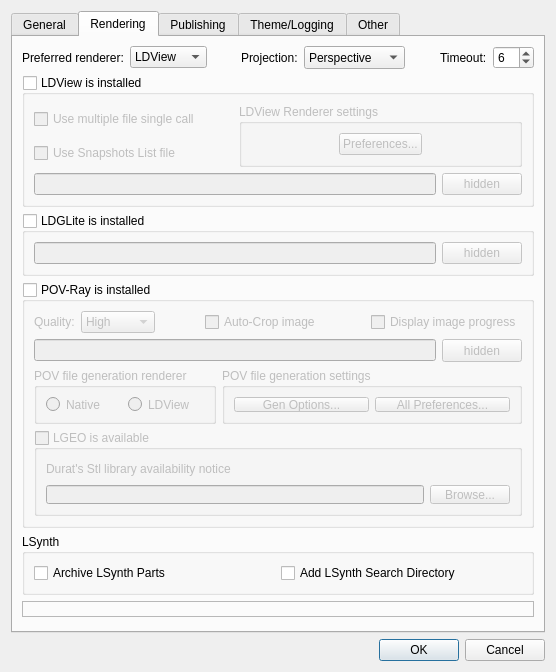
trevorsandy/lpub3d-ci, file mainApp/preferences.ui: the form before one commit.
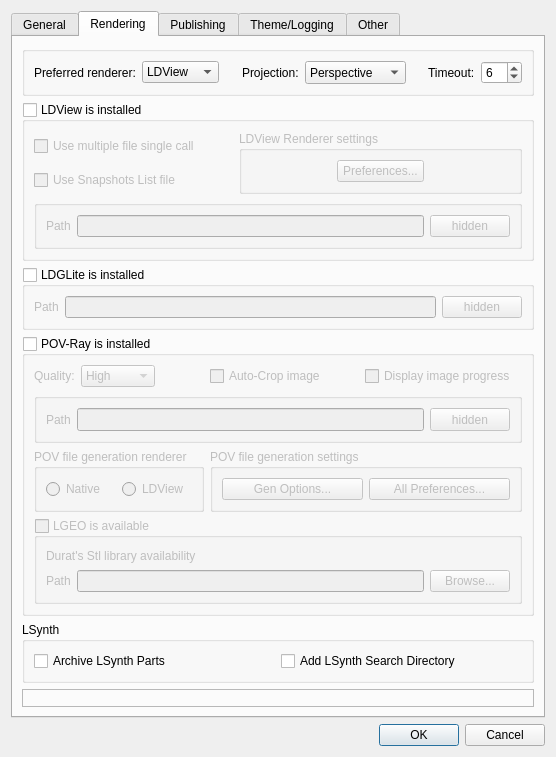
The form after the commit. The open tabs and pages were chosen to show the change. Icons and pictures are not drawn.

Commit message: Fix preference panel default size on macOS #401

```diff
--- a/mainApp/preferences.ui
+++ b/mainApp/preferences.ui
@@ -8,11 +8,11 @@
     <x>0</x>
     <y>0</y>
     <width>508</width>
-    <height>635</height>
+    <height>705</height>
    </rect>
   </property>
   <property name="sizePolicy">
-   <sizepolicy hsizetype="Preferred" vsizetype="Preferred">
+   <sizepolicy hsizetype="Preferred" vsizetype="Minimum">
     <horstretch>0</horstretch>
     <verstretch>0</verstretch>
    </sizepolicy>
@@ -23,11 +23,21 @@
   <property name="sizeGripEnabled">
    <bool>false</bool>
   </property>
-  <layout class="QVBoxLayout" name="verticalLayout_16">
-   <item>
+  <layout class="QGridLayout" name="gridLayout_14">
+   <item row="1" column="0">
+    <widget class="QDialogButtonBox" name="buttonBox">
+     <property name="orientation">
+      <enum>Qt::Horizontal</enum>
+     </property>
+     <property name="standardButtons">
+      <set>QDialogButtonBox::Cancel|QDialogButtonBox::Ok</set>
+     </property>
+    </widget>
+   </item>
+   <item row="0" column="0">
     <widget class="QTabWidget" name="preferencesTabWidget">
      <property name="sizePolicy">
-      <sizepolicy hsizetype="Preferred" vsizetype="Preferred">
+      <sizepolicy hsizetype="Preferred" vsizetype="Minimum">
        <horstretch>0</horstretch>
        <verstretch>0</verstretch>
       </sizepolicy>
@@ -39,7 +49,7 @@
       </size>
      </property>
      <property name="currentIndex">
-      <number>0</number>
+      <number>1</number>
      </property>
      <widget class="QWidget" name="tabGeneral">
       <attribute name="title">
@@ -76,6 +86,12 @@
           </item>
           <item>
            <widget class="QLineEdit" name="ldrawLibPathEdit">
+            <property name="sizePolicy">
+             <sizepolicy hsizetype="Expanding" vsizetype="Minimum">
+              <horstretch>0</horstretch>
+              <verstretch>0</verstretch>
+             </sizepolicy>
+            </property>
             <property name="minimumSize">
              <size>
               <width>200</width>
@@ -86,6 +102,12 @@
           </item>
           <item>
            <widget class="QPushButton" name="browseLDraw">
+            <property name="sizePolicy">
+             <sizepolicy hsizetype="Minimum" vsizetype="Minimum">
+              <horstretch>0</horstretch>
+              <verstretch>0</verstretch>
+             </sizepolicy>
+            </property>
             <property name="toolTip">
              <string>Use directory dialog to find LDraw directory</string>
             </property>
@@ -129,7 +151,14 @@
            </widget>
           </item>
           <item>
-           <widget class="QLineEdit" name="altLDConfigPath"/>
+           <widget class="QLineEdit" name="altLDConfigPath">
+            <property name="sizePolicy">
+             <sizepolicy hsizetype="Expanding" vsizetype="Minimum">
+              <horstretch>0</horstretch>
+              <verstretch>0</verstretch>
+             </sizepolicy>
+            </property>
+           </widget>
           </item>
           <item>
            <widget class="QPushButton" name="browseAltLDConfig">
@@ -295,7 +324,7 @@
                <bool>false</bool>
               </property>
               <property name="sizePolicy">
-               <sizepolicy hsizetype="Preferred" vsizetype="Preferred">
+               <sizepolicy hsizetype="Preferred" vsizetype="Minimum">
                 <horstretch>0</horstretch>
                 <verstretch>0</verstretch>
                </sizepolicy>
@@ -413,7 +442,7 @@
                <bool>false</bool>
               </property>
               <property name="sizePolicy">
-               <sizepolicy hsizetype="Preferred" vsizetype="Preferred">
+               <sizepolicy hsizetype="Preferred" vsizetype="Minimum">
                 <horstretch>0</horstretch>
                 <verstretch>0</verstretch>
                </sizepolicy>
@@ -468,7 +497,7 @@
             <bool>true</bool>
            </property>
            <property name="sizePolicy">
-            <sizepolicy hsizetype="Preferred" vsizetype="Preferred">
+            <sizepolicy hsizetype="Preferred" vsizetype="Minimum">
              <horstretch>0</horstretch>
              <verstretch>0</verstretch>
             </sizepolicy>
@@ -642,7 +671,7 @@
          <item row="1" column="1">
           <widget class="QGroupBox" name="imageMatteBox">
            <property name="sizePolicy">
-            <sizepolicy hsizetype="Preferred" vsizetype="Preferred">
+            <sizepolicy hsizetype="Preferred" vsizetype="Minimum">
              <horstretch>0</horstretch>
              <verstretch>0</verstretch>
             </sizepolicy>
@@ -712,12 +741,18 @@
           <item>
            <widget class="QLabel" name="label_5">
             <property name="text">
-             <string>Name</string>
+             <string>Path</string>
             </property>
            </widget>
           </item>
           <item>
            <widget class="QLineEdit" name="pliControlEdit">
+            <property name="sizePolicy">
+             <sizepolicy hsizetype="Expanding" vsizetype="Minimum">
+              <horstretch>0</horstretch>
+              <verstretch>0</verstretch>
+             </sizepolicy>
+            </property>
             <property name="minimumSize">
              <size>
               <width>200</width>
@@ -728,6 +763,12 @@
           </item>
           <item>
            <widget class="QPushButton" name="browsePli">
+            <property name="sizePolicy">
+             <sizepolicy hsizetype="Minimum" vsizetype="Minimum">
+              <horstretch>0</horstretch>
+              <verstretch>0</verstretch>
+             </sizepolicy>
+            </property>
             <property name="toolTip">
              <string>Use directory dialog to find the PLI file</string>
             </property>
@@ -828,6 +869,12 @@
            <layout class="QHBoxLayout" name="horizontalLayout_18">
             <item>
              <widget class="QPushButton" name="optionsButton">
+              <property name="sizePolicy">
+               <sizepolicy hsizetype="Minimum" vsizetype="Minimum">
+                <horstretch>0</horstretch>
+                <verstretch>0</verstretch>
+               </sizepolicy>
+              </property>
               <property name="text">
                <string>Options...</string>
               </property>
@@ -857,8 +904,18 @@
       <attribute name="title">
        <string>Rendering</string>
       </attribute>
-      <layout class="QVBoxLayout" name="verticalLayout_3">
+      <layout class="QVBoxLayout" name="verticalLayout">
        <item>
+        <widget class="QGroupBox" name="groupBox_3">
+         <property name="sizePolicy">
+          <sizepolicy hsizetype="Preferred" vsizetype="Minimum">
+           <horstretch>0</horstretch>
+           <verstretch>0</verstretch>
+          </sizepolicy>
+         </property>
+         <property name="title">
+          <string/>
+         </property>
         <layout class="QHBoxLayout" name="horizontalLayout_7">
          <item>
           <widget class="QLabel" name="label_4">
@@ -899,7 +956,7 @@
            </property>
            <property name="sizeHint" stdset="0">
             <size>
-             <width>40</width>
+              <width>5</width>
              <height>20</height>
             </size>
            </property>
@@ -939,7 +996,7 @@
            </property>
            <property name="sizeHint" stdset="0">
             <size>
-             <width>40</width>
+              <width>5</width>
              <height>20</height>
             </size>
            </property>
@@ -978,6 +1035,7 @@
           </widget>
          </item>
         </layout>
+        </widget>
        </item>
        <item>
         <widget class="QGroupBox" name="ldviewBox">
@@ -1003,7 +1061,7 @@
           <bool>false</bool>
          </property>
          <layout class="QGridLayout" name="gridLayout_10">
-          <item row="0" column="0">
+          <item row="1" column="1">
            <widget class="QCheckBox" name="ldviewSingleCall_Chk">
             <property name="minimumSize">
              <size>
@@ -1022,7 +1080,20 @@
             </property>
            </widget>
           </item>
-          <item row="0" column="1" rowspan="2">
+          <item row="2" column="1">
+           <widget class="QCheckBox" name="ldviewSnaphsotsList_Chk">
+            <property name="toolTip">
+             <string>Consolidate render files as a single list appended to the LDView command</string>
+            </property>
+            <property name="statusTip">
+             <string>Consolidate render files as a single list appended to the LDView command.</string>
+            </property>
+            <property name="text">
+             <string>Use Snapshots List file</string>
+            </property>
+           </widget>
+          </item>
+          <item row="1" column="2" rowspan="2" colspan="2">
            <widget class="QGroupBox" name="ldvSettingsBox">
             <property name="title">
              <string>LDView Renderer settings</string>
@@ -1035,7 +1106,7 @@
                </property>
                <property name="sizeHint" stdset="0">
                 <size>
-                 <width>82</width>
+                 <width>40</width>
                  <height>20</height>
                 </size>
                </property>
@@ -1043,6 +1114,12 @@
              </item>
              <item>
               <widget class="QPushButton" name="ldvPreferencesBtn">
+               <property name="sizePolicy">
+                <sizepolicy hsizetype="MinimumExpanding" vsizetype="Minimum">
+                 <horstretch>0</horstretch>
+                 <verstretch>0</verstretch>
+                </sizepolicy>
+               </property>
                <property name="toolTip">
                 <string>Open Native POV options dialogue</string>
                </property>
@@ -1058,7 +1135,7 @@
                </property>
                <property name="sizeHint" stdset="0">
                 <size>
-                 <width>82</width>
+                 <width>40</width>
                  <height>20</height>
                 </size>
                </property>
@@ -1067,25 +1144,29 @@
             </layout>
            </widget>
           </item>
-          <item row="1" column="0">
-           <widget class="QCheckBox" name="ldviewSnaphsotsList_Chk">
-            <property name="toolTip">
-             <string>Consolidate render files as a single list appended to the LDView command</string>
+          <item row="4" column="1" rowspan="3" colspan="3">
+           <widget class="QGroupBox" name="groupBox_5">
+            <property name="sizePolicy">
+             <sizepolicy hsizetype="Preferred" vsizetype="Minimum">
+              <horstretch>0</horstretch>
+              <verstretch>0</verstretch>
+             </sizepolicy>
             </property>
-            <property name="statusTip">
-             <string>Consolidate render files as a single list appended to the LDView command.</string>
+            <property name="title">
+             <string/>
             </property>
+            <layout class="QHBoxLayout" name="horizontalLayout_20">
+             <item>
+              <widget class="QLabel" name="label_21">
             <property name="text">
-             <string>Use Snapshots List file</string>
+                <string>Path</string>
             </property>
            </widget>
           </item>
-          <item row="2" column="0" colspan="2">
-           <layout class="QHBoxLayout" name="horizontalLayout_26">
             <item>
              <widget class="QLineEdit" name="ldviewPath">
               <property name="sizePolicy">
-               <sizepolicy hsizetype="MinimumExpanding" vsizetype="Fixed">
+                <sizepolicy hsizetype="MinimumExpanding" vsizetype="Minimum">
                 <horstretch>0</horstretch>
                 <verstretch>0</verstretch>
                </sizepolicy>
@@ -1095,7 +1176,7 @@
             <item>
              <widget class="QPushButton" name="browseLDView">
               <property name="sizePolicy">
-               <sizepolicy hsizetype="Preferred" vsizetype="Fixed">
+                <sizepolicy hsizetype="Preferred" vsizetype="Minimum">
                 <horstretch>0</horstretch>
                 <verstretch>0</verstretch>
                </sizepolicy>
@@ -1106,6 +1187,7 @@
              </widget>
             </item>
            </layout>
+           </widget>
           </item>
          </layout>
         </widget>
@@ -1113,7 +1195,7 @@
        <item>
         <widget class="QGroupBox" name="ldgliteBox">
          <property name="sizePolicy">
-          <sizepolicy hsizetype="Preferred" vsizetype="Preferred">
+          <sizepolicy hsizetype="Preferred" vsizetype="Maximum">
            <horstretch>0</horstretch>
            <verstretch>0</verstretch>
           </sizepolicy>
@@ -1128,10 +1210,33 @@
           <bool>false</bool>
          </property>
          <layout class="QHBoxLayout" name="horizontalLayout_25">
+          <item>
+           <spacer name="horizontalSpacer_11">
+            <property name="orientation">
+             <enum>Qt::Horizontal</enum>
+            </property>
+            <property name="sizeType">
+             <enum>QSizePolicy::Fixed</enum>
+            </property>
+            <property name="sizeHint" stdset="0">
+             <size>
+              <width>0</width>
+              <height>0</height>
+             </size>
+            </property>
+           </spacer>
+          </item>
+          <item>
+           <widget class="QLabel" name="label_22">
+            <property name="text">
+             <string>Path</string>
+            </property>
+           </widget>
+          </item>
           <item>
            <widget class="QLineEdit" name="ldglitePath">
             <property name="sizePolicy">
-             <sizepolicy hsizetype="MinimumExpanding" vsizetype="Fixed">
+             <sizepolicy hsizetype="MinimumExpanding" vsizetype="Minimum">
               <horstretch>0</horstretch>
               <verstretch>0</verstretch>
              </sizepolicy>
@@ -1140,18 +1245,40 @@
           </item>
           <item>
            <widget class="QPushButton" name="browseLDGLite">
+            <property name="sizePolicy">
+             <sizepolicy hsizetype="Minimum" vsizetype="Minimum">
+              <horstretch>0</horstretch>
+              <verstretch>0</verstretch>
+             </sizepolicy>
+            </property>
             <property name="text">
              <string>hidden</string>
             </property>
            </widget>
           </item>
+          <item>
+           <spacer name="horizontalSpacer_21">
+            <property name="orientation">
+             <enum>Qt::Horizontal</enum>
+            </property>
+            <property name="sizeType">
+             <enum>QSizePolicy::Fixed</enum>
+            </property>
+            <property name="sizeHint" stdset="0">
+             <size>
+              <width>0</width>
+              <height>0</height>
+             </size>
+            </property>
+           </spacer>
+          </item>
          </layout>
         </widget>
        </item>
        <item>
         <widget class="QGroupBox" name="POVRayBox">
          <property name="sizePolicy">
-          <sizepolicy hsizetype="Preferred" vsizetype="Preferred">
+          <sizepolicy hsizetype="Preferred" vsizetype="Minimum">
            <horstretch>0</horstretch>
            <verstretch>0</verstretch>
           </sizepolicy>
@@ -1171,17 +1298,15 @@
          <property name="checked">
           <bool>false</bool>
          </property>
-         <layout class="QVBoxLayout" name="verticalLayout_2">
-          <item>
-           <layout class="QHBoxLayout" name="horizontalLayout_17">
-            <item>
+         <layout class="QGridLayout" name="gridLayout_11">
+          <item row="0" column="0">
              <widget class="QLabel" name="label_2">
               <property name="text">
                <string>Quality:</string>
               </property>
              </widget>
             </item>
-            <item>
+          <item row="0" column="1">
              <widget class="QComboBox" name="povrayRenderQualityCombo">
               <property name="toolTip">
                <string>Select render quality settings</string>
@@ -1203,20 +1328,20 @@
               </item>
              </widget>
             </item>
-            <item>
+          <item row="0" column="2">
              <spacer name="horizontalSpacer_18">
               <property name="orientation">
                <enum>Qt::Horizontal</enum>
               </property>
               <property name="sizeHint" stdset="0">
                <size>
-                <width>40</width>
+              <width>102</width>
                 <height>20</height>
                </size>
               </property>
              </spacer>
             </item>
-            <item>
+          <item row="0" column="3">
              <widget class="QCheckBox" name="povrayAutoCropBox">
               <property name="toolTip">
                <string>Automatically crop rendered images</string>
@@ -1226,20 +1351,20 @@
               </property>
              </widget>
             </item>
-            <item>
+          <item row="0" column="4">
              <spacer name="horizontalSpacer_10">
               <property name="orientation">
                <enum>Qt::Horizontal</enum>
               </property>
               <property name="sizeHint" stdset="0">
                <size>
-                <width>40</width>
+              <width>85</width>
                 <height>20</height>
                </size>
               </property>
              </spacer>
             </item>
-            <item>
+          <item row="0" column="5">
              <widget class="QCheckBox" name="povrayDisplay_Chk">
               <property name="toolTip">
                <string>Display image during rendering (Experimental)</string>
@@ -1252,47 +1377,23 @@
               </property>
              </widget>
             </item>
-           </layout>
-          </item>
-          <item>
-           <layout class="QHBoxLayout" name="horizontalLayout_24">
-            <item>
-             <widget class="QLineEdit" name="povrayPath">
-              <property name="sizePolicy">
-               <sizepolicy hsizetype="MinimumExpanding" vsizetype="Fixed">
-                <horstretch>0</horstretch>
-                <verstretch>0</verstretch>
-               </sizepolicy>
-              </property>
-             </widget>
-            </item>
-            <item>
-             <widget class="QPushButton" name="browsePOVRAY">
-              <property name="sizePolicy">
-               <sizepolicy hsizetype="Minimum" vsizetype="Minimum">
-                <horstretch>0</horstretch>
-                <verstretch>0</verstretch>
-               </sizepolicy>
-              </property>
-              <property name="minimumSize">
+          <item row="0" column="6">
+           <spacer name="horizontalSpacer_22">
+            <property name="orientation">
+             <enum>Qt::Horizontal</enum>
+            </property>
+            <property name="sizeHint" stdset="0">
                <size>
-                <width>20</width>
-                <height>23</height>
-               </size>
-              </property>
-              <property name="text">
-               <string>hidden</string>
-              </property>
-             </widget>
-            </item>
-           </layout>
-          </item>
-          <item>
-           <layout class="QHBoxLayout" name="horizontalLayout_27">
-            <item>
+              <width>40</width>
+              <height>20</height>
+             </size>
+            </property>
+           </spacer>
+          </item>
+          <item row="2" column="0" colspan="3">
              <widget class="QGroupBox" name="povNativeGenBox">
               <property name="sizePolicy">
-               <sizepolicy hsizetype="Fixed" vsizetype="Preferred">
+             <sizepolicy hsizetype="MinimumExpanding" vsizetype="Minimum">
                 <horstretch>0</horstretch>
                 <verstretch>0</verstretch>
                </sizepolicy>
@@ -1309,7 +1410,7 @@
               <property name="title">
                <string>POV file generation renderer</string>
               </property>
-              <layout class="QHBoxLayout" name="horizontalLayout_21">
+            <layout class="QHBoxLayout" name="horizontalLayout_19">
                <item>
                 <widget class="QRadioButton" name="povGenNativeRadio">
                  <property name="text">
@@ -1327,10 +1428,55 @@
               </layout>
              </widget>
             </item>
+          <item row="1" column="0" colspan="7">
+           <widget class="QGroupBox" name="groupBox_4">
+            <property name="title">
+             <string/>
+            </property>
+            <layout class="QHBoxLayout" name="horizontalLayout_17">
             <item>
+              <widget class="QLabel" name="label_23">
+               <property name="text">
+                <string>Path</string>
+               </property>
+              </widget>
+             </item>
+             <item>
+              <widget class="QLineEdit" name="povrayPath">
+               <property name="sizePolicy">
+                <sizepolicy hsizetype="MinimumExpanding" vsizetype="Minimum">
+                 <horstretch>0</horstretch>
+                 <verstretch>0</verstretch>
+                </sizepolicy>
+               </property>
+              </widget>
+             </item>
+             <item>
+              <widget class="QPushButton" name="browsePOVRAY">
+               <property name="sizePolicy">
+                <sizepolicy hsizetype="Minimum" vsizetype="Minimum">
+                 <horstretch>0</horstretch>
+                 <verstretch>0</verstretch>
+                </sizepolicy>
+               </property>
+               <property name="minimumSize">
+                <size>
+                 <width>20</width>
+                 <height>23</height>
+                </size>
+               </property>
+               <property name="text">
+                <string>hidden</string>
+               </property>
+              </widget>
+             </item>
+            </layout>
+           </widget>
+          </item>
+          <item row="2" column="3" colspan="4">
              <widget class="QGroupBox" name="ldvPOVSettingsBox">
               <property name="sizePolicy">
-               <sizepolicy hsizetype="MinimumExpanding" vsizetype="Preferred">
+             <sizepolicy hsizetype="MinimumExpanding" vsizetype="Minimum">
                 <horstretch>0</horstretch>
                 <verstretch>0</verstretch>
                </sizepolicy>
@@ -1344,9 +1490,15 @@
               <property name="title">
                <string>POV file generation settings</string>
               </property>
-              <layout class="QHBoxLayout" name="horizontalLayout_19">
+            <layout class="QHBoxLayout" name="horizontalLayout_4">
                <item>
                 <widget class="QPushButton" name="ldvPoVFileGenOptBtn">
+               <property name="sizePolicy">
+                <sizepolicy hsizetype="Minimum" vsizetype="Minimum">
+                 <horstretch>0</horstretch>
+                 <verstretch>0</verstretch>
+                </sizepolicy>
+               </property>
                  <property name="toolTip">
                   <string>Open Native POV options dialogue</string>
                  </property>
@@ -1357,6 +1509,12 @@
                </item>
                <item>
                 <widget class="QPushButton" name="ldvPoVFileGenPrefBtn">
+               <property name="sizePolicy">
+                <sizepolicy hsizetype="Minimum" vsizetype="Minimum">
+                 <horstretch>0</horstretch>
+                 <verstretch>0</verstretch>
+                </sizepolicy>
+               </property>
                  <property name="toolTip">
                   <string>Open Native POV options dialogue</string>
                  </property>
@@ -1368,12 +1526,10 @@
               </layout>
              </widget>
             </item>
-           </layout>
-          </item>
-          <item>
+          <item row="3" column="0" colspan="7">
            <widget class="QGroupBox" name="lgeoBox">
             <property name="sizePolicy">
-             <sizepolicy hsizetype="Preferred" vsizetype="MinimumExpanding">
+             <sizepolicy hsizetype="MinimumExpanding" vsizetype="Minimum">
               <horstretch>0</horstretch>
               <verstretch>0</verstretch>
              </sizepolicy>
@@ -1396,45 +1552,31 @@
             <property name="checked">
              <bool>false</bool>
             </property>
-            <layout class="QVBoxLayout" name="verticalLayout">
-             <item>
-              <layout class="QHBoxLayout" name="horizontalLayout_20">
-               <item>
-                <widget class="QLabel" name="lgeoStlLibLbl">
-                 <property name="text">
-                  <string>Durat's Stl library availability notice</string>
-                 </property>
-                </widget>
-               </item>
-               <item>
-                <spacer name="horizontalSpacer_11">
-                 <property name="orientation">
-                  <enum>Qt::Horizontal</enum>
-                 </property>
-                 <property name="sizeHint" stdset="0">
-                  <size>
-                   <width>40</width>
-                   <height>20</height>
-                  </size>
-                 </property>
-                </spacer>
-               </item>
-              </layout>
-             </item>
-             <item>
-              <layout class="QHBoxLayout" name="horizontalLayout_4">
-               <item>
+            <layout class="QGridLayout" name="gridLayout_12">
+             <item row="1" column="1" colspan="2">
                 <widget class="QLineEdit" name="lgeoPath">
+               <property name="sizePolicy">
+                <sizepolicy hsizetype="MinimumExpanding" vsizetype="Minimum">
+                 <horstretch>30</horstretch>
+                 <verstretch>0</verstretch>
+                </sizepolicy>
+               </property>
                  <property name="minimumSize">
                   <size>
-                   <width>200</width>
+                 <width>0</width>
                    <height>0</height>
                   </size>
                  </property>
                 </widget>
                </item>
-               <item>
+             <item row="1" column="3">
                 <widget class="QPushButton" name="browseLGEO">
+               <property name="sizePolicy">
+                <sizepolicy hsizetype="Minimum" vsizetype="Minimum">
+                 <horstretch>0</horstretch>
+                 <verstretch>0</verstretch>
+                </sizepolicy>
+               </property>
                  <property name="toolTip">
                   <string>Use directory dialog to find LGEO directory</string>
                  </property>
@@ -1446,7 +1588,25 @@
                  </property>
                 </widget>
                </item>
-              </layout>
+             <item row="1" column="0">
+              <widget class="QLabel" name="label_24">
+               <property name="text">
+                <string>Path</string>
+               </property>
+              </widget>
+             </item>
+             <item row="0" column="0" colspan="4">
+              <widget class="QLabel" name="lgeoStlLibLbl">
+               <property name="sizePolicy">
+                <sizepolicy hsizetype="Preferred" vsizetype="Minimum">
+                 <horstretch>0</horstretch>
+                 <verstretch>0</verstretch>
+                </sizepolicy>
+               </property>
+               <property name="text">
+                <string>Durat's Stl library availability</string>
+               </property>
+              </widget>
              </item>
             </layout>
            </widget>
@@ -1456,6 +1616,12 @@
        </item>
        <item>
         <widget class="QGroupBox" name="lsynthPartsBox">
+         <property name="sizePolicy">
+          <sizepolicy hsizetype="Preferred" vsizetype="Minimum">
+           <horstretch>0</horstretch>
+           <verstretch>0</verstretch>
+          </sizepolicy>
+         </property>
          <property name="toolTip">
           <string>Add LSynth parts to the parts archive and define search path entry as needed.</string>
          </property>
@@ -1489,6 +1655,12 @@
        </item>
        <item>
         <widget class="QLabel" name="RenderMessage">
+         <property name="sizePolicy">
+          <sizepolicy hsizetype="Preferred" vsizetype="Minimum">
+           <horstretch>0</horstretch>
+           <verstretch>0</verstretch>
+          </sizepolicy>
+         </property>
          <property name="frameShape">
           <enum>QFrame::StyledPanel</enum>
          </property>
@@ -1497,19 +1669,6 @@
          </property>
         </widget>
        </item>
-       <item>
-        <spacer name="verticalSpacer_17">
-         <property name="orientation">
-          <enum>Qt::Vertical</enum>
-         </property>
-         <property name="sizeHint" stdset="0">
-          <size>
-           <width>20</width>
-           <height>22</height>
-          </size>
-         </property>
-        </spacer>
-       </item>
       </layout>
      </widget>
      <widget class="QWidget" name="tabPublishing">
@@ -2667,16 +2826,6 @@
      </widget>
     </widget>
    </item>
-   <item>
-    <widget class="QDialogButtonBox" name="buttonBox">
-     <property name="orientation">
-      <enum>Qt::Horizontal</enum>
-     </property>
-     <property name="standardButtons">
-      <set>QDialogButtonBox::Cancel|QDialogButtonBox::Ok</set>
-     </property>
-    </widget>
-   </item>
   </layout>
  </widget>
  <tabstops>
```
Left out of the diff: 5 changed lines with no effect on the pictures. Lines whose indentation alone changed are shown as unchanged. The commit also changes 10 other files.
